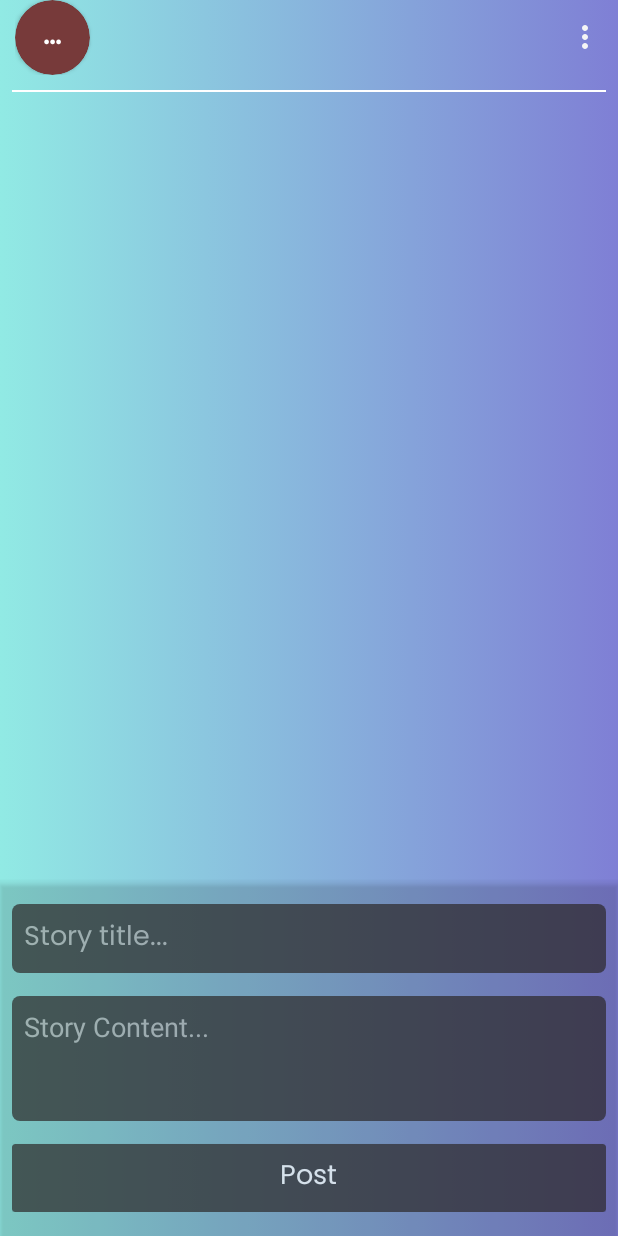
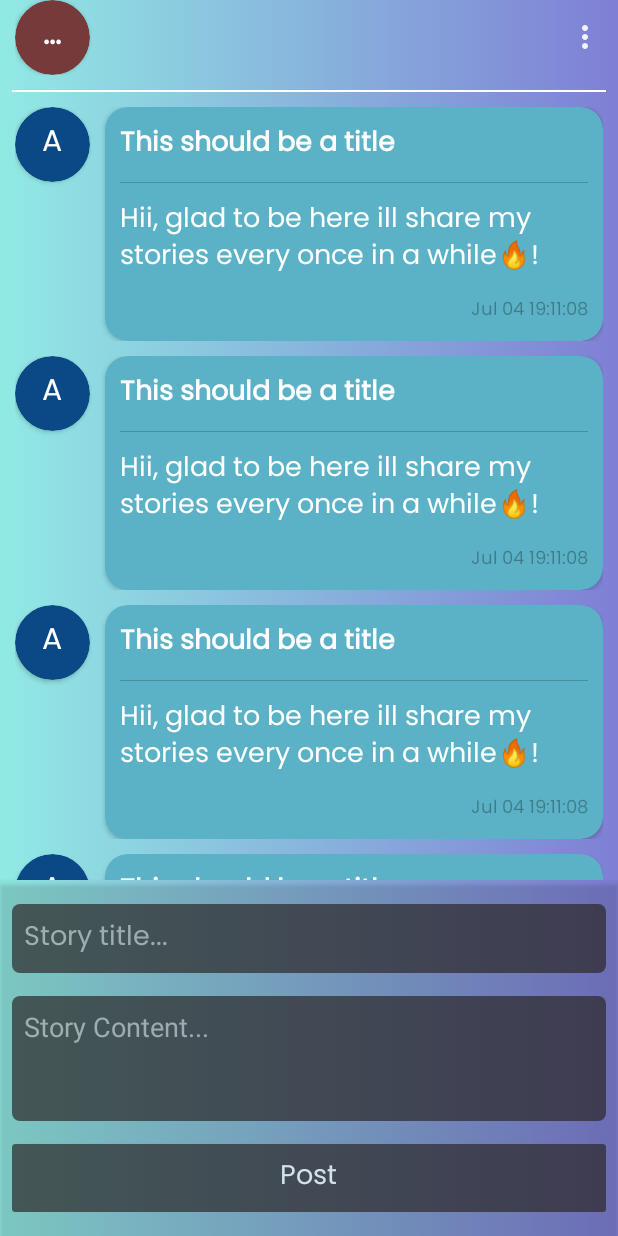
Before and after one commit to arkan481/short-twee-android, an Android app: the screen it shows after launch once a user with an empty profile is signed in (ChatActivity), on a phone screen of 412 x 824 dp. Run offline under Robolectric (Android 15) with nearby library versions, the phone set to English and light mode, and no system bars; our stand-ins replace Firebase (no records; nobody signed in at launch, a user with empty details on screens opened directly); 1 statement that could not run was skipped.

Commit message:
chat item ui was completed

```diff
--- a/app/src/main/java/com/example/short_twee/ChatActivity.kt
+++ b/app/src/main/java/com/example/short_twee/ChatActivity.kt
@@ -8,6 +8,8 @@ import android.widget.EditText
 import android.widget.ImageButton
 import android.widget.PopupMenu
 import android.widget.TextView
+import androidx.recyclerview.widget.RecyclerView
+import com.example.short_twee.adapters.ChatAdapters
 import com.google.firebase.auth.FirebaseAuth
 import com.google.firebase.auth.ktx.auth
 import com.google.firebase.ktx.Firebase
@@ -18,6 +20,9 @@ class ChatActivity : AppCompatActivity() {
     private lateinit var tvEmail: TextView
     private lateinit var ibMenu: ImageButton
 
+    private lateinit var chatAdapters: ChatAdapters
+    private lateinit var rvChat: RecyclerView
+
     override fun onCreate(savedInstanceState: Bundle?) {
         super.onCreate(savedInstanceState)
         setContentView(R.layout.activity_chat)
@@ -25,10 +30,18 @@ class ChatActivity : AppCompatActivity() {
         tvAvatar = findViewById(R.id.tv_head_avatar)
         tvEmail = findViewById(R.id.tv_head_email)
         ibMenu = findViewById(R.id.ib_head_menu)
+        rvChat = findViewById(R.id.rv_chat)
 
         setupHeader()
 
         bindEvents()
+
+        setupChatAdapter()
+    }
+
+    private fun setupChatAdapter() {
+        chatAdapters = ChatAdapters()
+        rvChat.adapter = chatAdapters
     }
 
     private fun bindEvents() {
--- /dev/null
+++ b/app/src/main/java/com/example/short_twee/adapters/ChatAdapters.kt
@@ -0,0 +1,28 @@
+package com.example.short_twee.adapters
+
+import android.view.LayoutInflater
+import android.view.View
+import android.view.ViewGroup
+import androidx.recyclerview.widget.RecyclerView
+import com.example.short_twee.R
+
+class ChatAdapters : RecyclerView.Adapter<ChatAdapters.ViewHolder>() {
+
+    override fun onCreateViewHolder(parent: ViewGroup, viewType: Int): ViewHolder {
+        LayoutInflater.from(parent.context).inflate(R.layout.chat_receive_item, parent, false)
+            .let { view ->
+                return ViewHolder(view)
+            }
+    }
+
+    override fun onBindViewHolder(holder: ViewHolder, position: Int) {
+    }
+
+    override fun getItemCount(): Int {
+        return 10
+    }
+
+    inner class ViewHolder(private val itemView: View) : RecyclerView.ViewHolder(itemView) {
+
+    }
+}
--- /dev/null
+++ b/app/src/main/res/drawable/ic_baseline_delete_24.xml
@@ -0,0 +1,5 @@
+<vector android:height="24dp" android:tint="#E16A6A"
+    android:viewportHeight="24" android:viewportWidth="24"
+    android:width="24dp" xmlns:android="http://schemas.android.com/apk/res/android">
+    <path android:fillColor="@android:color/white" android:pathData="M6,19c0,1.1 0.9,2 2,2h8c1.1,0 2,-0.9 2,-2V7H6v12zM19,4h-3.5l-1,-1h-5l-1,1H5v2h14V4z"/>
+</vector>
--- a/app/src/main/res/layout/activity_chat.xml
+++ b/app/src/main/res/layout/activity_chat.xml
@@ -71,6 +71,7 @@
             android:background="@color/white" />
 
         <androidx.recyclerview.widget.RecyclerView
+            android:id="@+id/rv_chat"
             android:layout_width="match_parent"
             android:layout_height="0dp"
             android:layout_weight="1"
--- /dev/null
+++ b/app/src/main/res/layout/chat_receive_item.xml
@@ -0,0 +1,79 @@
+<?xml version="1.0" encoding="utf-8"?>
+<LinearLayout xmlns:android="http://schemas.android.com/apk/res/android"
+    xmlns:app="http://schemas.android.com/apk/res-auto"
+    android:layout_width="match_parent"
+    android:layout_height="wrap_content"
+    android:layout_marginBottom="10dp"
+    android:layoutDirection="ltr"
+    android:orientation="horizontal">
+
+    <androidx.cardview.widget.CardView
+        android:layout_width="50dp"
+        android:layout_height="50dp"
+        android:layout_marginRight="10dp"
+        app:cardBackgroundColor="#0A4985"
+        app:cardCornerRadius="25dp">
+
+        <TextView
+            android:layout_width="wrap_content"
+            android:layout_height="wrap_content"
+            android:layout_gravity="center"
+            android:fontFamily="@font/poppins_regular"
+            android:text="A"
+            android:textColor="@android:color/white"
+            android:textSize="20sp" />
+    </androidx.cardview.widget.CardView>
+
+    <androidx.cardview.widget.CardView
+        android:layout_width="wrap_content"
+        android:layout_height="wrap_content"
+        android:minWidth="110dp"
+        android:minHeight="80dp"
+        app:cardBackgroundColor="#5BB2C6"
+        app:cardCornerRadius="15dp">
+
+        <LinearLayout
+            android:layout_width="wrap_content"
+            android:layout_height="wrap_content"
+            android:layout_margin="10dp"
+            android:orientation="vertical">
+
+            <TextView
+                android:layout_width="wrap_content"
+                android:layout_height="wrap_content"
+                android:layout_gravity="left"
+                android:fontFamily="@font/poppins_regular"
+                android:text="This should be a title"
+                android:textColor="@android:color/white"
+                android:textSize="18sp"
+                android:textStyle="bold" />
+
+            <View
+                android:layout_width="match_parent"
+                android:layout_height="0.1dp"
+                android:layout_marginVertical="10dp"
+                android:background="#33000000" />
+
+            <TextView
+                android:layout_width="wrap_content"
+                android:layout_height="wrap_content"
+                android:layout_gravity="left"
+                android:fontFamily="@font/poppins_regular"
+                android:text="Hii, glad to be here ill share my stories every once in a while🔥!"
+                android:textColor="@android:color/white"
+                android:textSize="18sp" />
+            <TextView
+                android:layout_gravity="right"
+                android:layout_width="wrap_content"
+                android:layout_height="wrap_content"
+                android:layout_marginTop="10dp"
+                android:text="Jul 04 19:11:08"
+                android:fontFamily="@font/poppins_regular"
+                android:textSize="12dp"
+                android:textColor="#4D000000"
+                />
+        </LinearLayout>
+    </androidx.cardview.widget.CardView>
+
+
+</LinearLayout>
```
Also changed, not shown: app/src/main/res/layout/chat_send_item.xml (added, +93 -0 lines).
